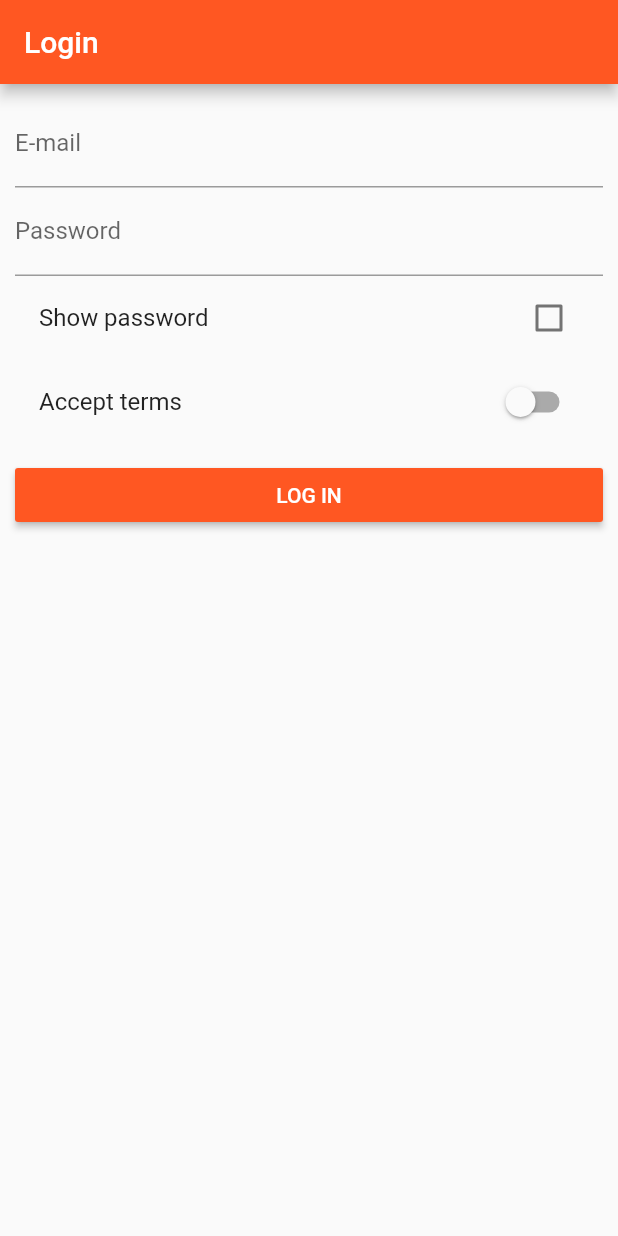
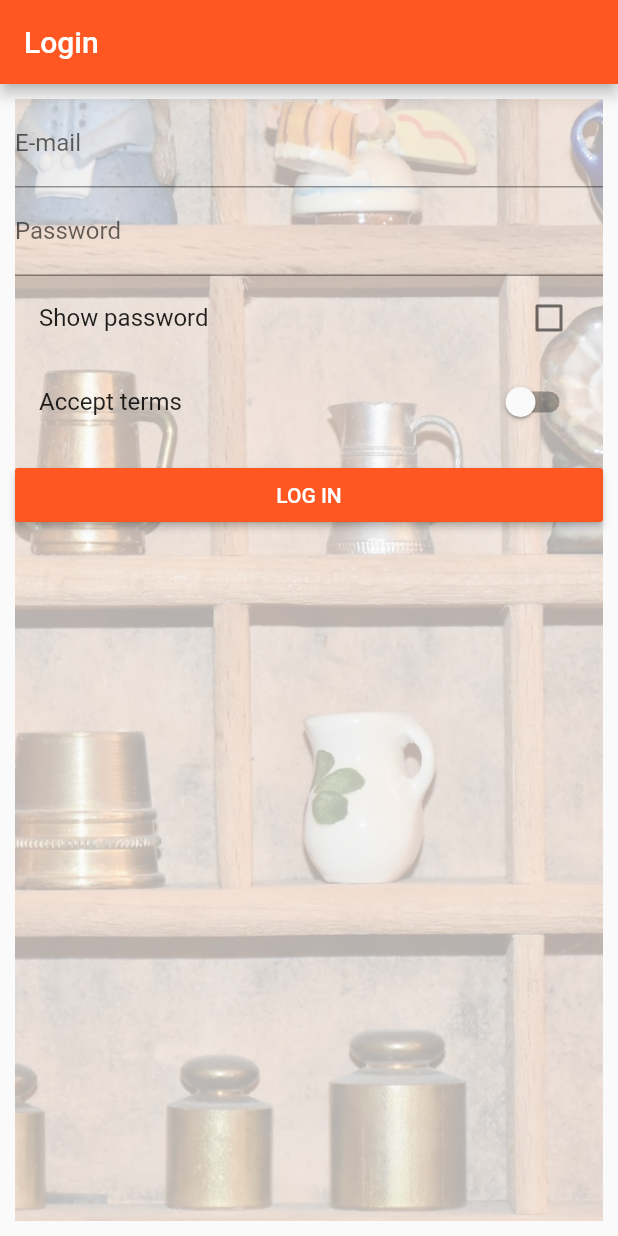
Before and after one commit to bbozo/flutter_tutorial, a Flutter app: the screen it shows after launch, on a phone screen of 412 x 824 dp. Run offline on Flutter 3.47's test engine with Material 2 defaults, Android fonts, the phone set to English and light mode, and no system bars.

Commit message:
lecture 107

```diff
--- a/lib/pages/auth.dart
+++ b/lib/pages/auth.dart
@@ -19,6 +19,13 @@ class AuthPageState extends State<AuthPage> {
       appBar: AppBar(title: Text('Login')),
       body: Container(
         margin: EdgeInsets.all(10.0),
+        decoration: BoxDecoration(
+          image: DecorationImage(
+            fit: BoxFit.cover,
+            colorFilter: ColorFilter.mode(Colors.black.withOpacity(.3), BlendMode.dstATop),
+            image: AssetImage('assets/background.jpg'),
+          ),
+        ),
         child: ListView(
           children: <Widget>[
             TextField(
@@ -40,7 +47,8 @@ class AuthPageState extends State<AuthPage> {
             SwitchListTile(
                 title: Text('Accept terms'),
                 value: _acceptTerms,
-                onChanged: (bool value) => setState(() => _acceptTerms = value)),
+                onChanged: (bool value) =>
+                    setState(() => _acceptTerms = value)),
             SizedBox(height: 10.00),
             RaisedButton(
               child: Text("LOG IN"),
--- a/pubspec.yaml
+++ b/pubspec.yaml
@@ -39,6 +39,7 @@ flutter:
   # To add assets to your application, add an assets section, like this:
   assets:
     - assets/food.jpeg
+    - assets/background.jpg
   #  - images/a_dot_burr.jpeg
   #  - images/a_dot_ham.jpeg
 
```
Also changed, not shown: assets/background.jpg (added).
